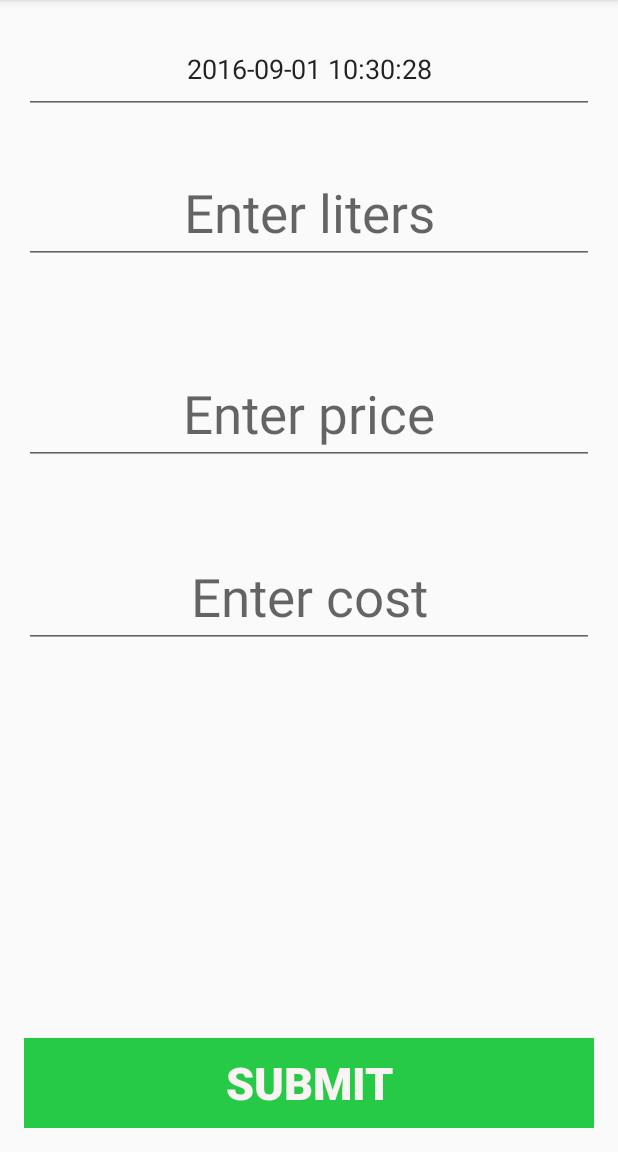
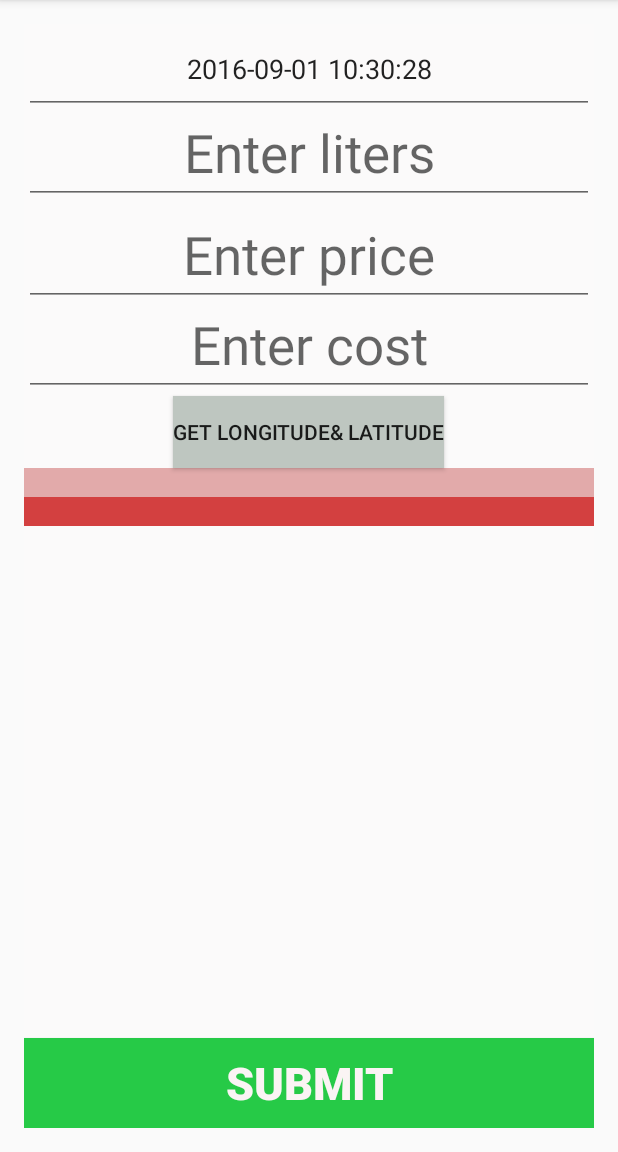
Before and after one commit to andreaFIKT/NavigationDrawer_01, an Android app: the fragment InputFragment placed in its activity, on a phone screen of 412 x 824 dp, the part 84-1236 px from its top. Run offline under Robolectric (Android 15) with nearby library versions, the phone set to English and light mode, and no system bars.

Commit message:
Rabote pa NE rabote

```diff
--- a/app/src/main/java/com/example/navigationdrawer_01/InputFragment.java
+++ b/app/src/main/java/com/example/navigationdrawer_01/InputFragment.java
@@ -1,8 +1,14 @@
 package com.example.navigationdrawer_01;
 
+import android.Manifest;
+import android.app.PendingIntent;
 import android.content.Context;
+import android.location.Criteria;
+import android.location.Location;
+import android.location.LocationManager;
 import android.net.Uri;
 import android.os.Bundle;
+import android.support.v4.app.ActivityCompat;
 import android.support.v4.app.Fragment;
 import android.util.Log;
 import android.view.LayoutInflater;
@@ -12,7 +18,14 @@ import android.widget.Button;
 import android.widget.EditText;
 
 import java.text.SimpleDateFormat;
+import java.util.ArrayList;
 import java.util.Date;
+import java.util.List;
+
+import android.app.Service;
+import android.widget.TextView;
+
+import com.google.android.gms.location.LocationListener;
 
 public class InputFragment extends Fragment {
     EditText todayDate;
@@ -20,6 +33,10 @@ public class InputFragment extends Fragment {
     EditText entPrice;
     EditText entCost;
     Button btnSubmit;
+    Button btnLoc;
+    TextView lat;
+    TextView lng;
+    FuelAdd fuel;
 
     public InputFragment() {  // Required empty public constructor
     }
@@ -29,6 +46,10 @@ public class InputFragment extends Fragment {
                              Bundle savedInstanceState) {
         // Inflate the layout for this fragment
         View v = inflater.inflate(R.layout.fragment_input_data, container, false);
+        ActivityCompat.requestPermissions(
+                getActivity(),
+                new String[]{Manifest.permission.ACCESS_COARSE_LOCATION, Manifest.permission.ACCESS_FINE_LOCATION},
+                0);
         todayDate =(EditText) v.findViewById(R.id.date);
         Date date = new Date();
         SimpleDateFormat df = new SimpleDateFormat("yyyy-MM-dd HH:mm:ss");
@@ -39,16 +60,49 @@ public class InputFragment extends Fragment {
         entPrice = (EditText) v.findViewById(R.id.entPrice);
         entCost = (EditText) v.findViewById(R.id.entCost);
         btnSubmit = (Button) v.findViewById(R.id.btnSubmit);
+        lat = (TextView) v.findViewById(R.id.latitude);
+        lng = (TextView) v.findViewById(R.id.longitude);
+        btnLoc =(Button) v.findViewById(R.id.btnGPS);
+        btnLoc.setOnClickListener(new View.OnClickListener() {
+            @Override
+            public void onClick(View view) {
+                Log.d("btnGPS", "CLicked");
+                Location location;
+                LocationManager locationManager = (LocationManager) getActivity().getSystemService(Context.LOCATION_SERVICE);
+                LocationListener locationListener = new MyLocationListenner();
+                location = locationManager.getLastKnownLocation(LocationManager.NETWORK_PROVIDER);
+                double latit = location.getLatitude();
+                double longit = location.getLongitude();
+                locationListener.onLocationChanged(location);
+               // Log.d("LOCATION","Latitude "+location.getLatitude() + "Longitude " +location.getLongitude());
+                String lt = String.valueOf(latit);
+                String ln = String.valueOf(longit);
+                lat.setText(lt);
+                lng.setText(ln);
+
+                fuel = new FuelAdd(latit,longit);
+                fuel.save();
+
+                //List<FuelAdd> locations = new ArrayList<FuelAdd>();
+                //locations.add(fuel);
+                Log.d("LocationSaved","Latitude and longitude are stored");
+
+            }
+        });
         btnSubmit.setOnClickListener(new View.OnClickListener() {
             @Override
             public void onClick(View view) {
                 // Log.d("Fuel","Clicked Button");
-                FuelAdd fuel = new FuelAdd();
+               // List<FuelAdd> fuels = new ArrayList<FuelAdd>();
+                fuel = new FuelAdd();
                 fuel.date = todayDate.getText().toString();
                 fuel.liters = entLiters.getText().toString();
                 fuel.price = entPrice.getText().toString();
                 fuel.cost = entCost.getText().toString();
+                //fuel.latitude = Double.valueOf((String) lat.getText());
+                //fuel.longitude = Double.valueOf((String) lng.getText());
                 fuel.save();
+                //fuels.add(fuel);
                 Log.d("DATABASE","Data saved"+ fuel.save());
             }
         });
--- a/app/src/main/java/com/example/navigationdrawer_01/MainActivity.java
+++ b/app/src/main/java/com/example/navigationdrawer_01/MainActivity.java
@@ -32,16 +32,23 @@ import com.google.android.gms.maps.CameraUpdateFactory;
 import com.google.android.gms.maps.GoogleMap;
 import com.google.android.gms.maps.OnMapReadyCallback;
 import com.google.android.gms.maps.SupportMapFragment;
+import com.google.android.gms.maps.model.BitmapDescriptor;
+import com.google.android.gms.maps.model.BitmapDescriptorFactory;
 import com.google.android.gms.maps.model.LatLng;
+import com.google.android.gms.maps.model.Marker;
 import com.google.android.gms.maps.model.MarkerOptions;
+
+import java.util.ArrayList;
+import java.util.List;
 
 public class MainActivity extends AppCompatActivity
         implements NavigationView.OnNavigationItemSelectedListener, OnMapReadyCallback {
     SupportMapFragment sMapFragment;
     GoogleMap mMap;
-    protected GoogleApiClient mGoogleApiClient;
-    Location mLastLocation;
-    double lat = 0, lng = 0;
+    Location location;
+    LocationManager locationManager;
+    double latitude = 41.0297;
+    double longitude = 21.3292;
 
     @Override
     protected void onCreate(Bundle savedInstanceState) {
@@ -49,7 +56,10 @@ public class MainActivity extends AppCompatActivity
         setContentView(R.layout.activity_main);
         Toolbar toolbar = (Toolbar) findViewById(R.id.toolbar);
         setSupportActionBar(toolbar);
-
+        ActivityCompat.requestPermissions(
+                this,
+                new String[]{Manifest.permission.ACCESS_COARSE_LOCATION, Manifest.permission.ACCESS_FINE_LOCATION},
+                0);
         sMapFragment = SupportMapFragment.newInstance();
 
 
@@ -161,19 +171,26 @@ public class MainActivity extends AppCompatActivity
 
     @Override
     public void onMapReady(GoogleMap googleMap) {
-       /* mMap = googleMap;
-        LatLng latLng = new LatLng(41.0297,21.3292);
-        mMap.addMarker(new MarkerOptions().position(latLng).title("Bitola"));
-        mMap.moveCamera(CameraUpdateFactory.newLatLngZoom(latLng,5.0f));
+        mMap = googleMap;
+        /*Marker marker;
+        Location location;
+        LocationManager locationManager = (LocationManager) getSystemService(Context.LOCATION_SERVICE);
+        LocationListener locationListener = new MyLocationListenner();
+        location = locationManager.getLastKnownLocation(LocationManager.GPS_PROVIDER);
+        locationListener.onLocationChanged(location);
+        Log.d("LtLg","Lat:" + location.getLatitude()+ "Long:" + location.getLongitude());*/
 
-        mMap.setOnMapLongClickListener(new On);*/
+        //LatLng latLng = new LatLng(location.getLatitude(),location.getLongitude());
+        //mMap.addMarker(new MarkerOptions().position(latLng).title("I am here!"));
 
-        mMap = googleMap;
-
-        LatLng loc = new LatLng(lat, lng);
-        mMap.addMarker(new MarkerOptions().position(loc).title("New Marker"));
-        mMap.moveCamera(CameraUpdateFactory.newLatLng(loc));
-    }
+        FuelAdd fuelAdd = new FuelAdd();
+        double lat= fuelAdd.getLatitude();
+        double lng = fuelAdd.getLongitude();
+        LatLng ltLn = new LatLng(lat,lng);
+        mMap.addMarker(new MarkerOptions().position(ltLn).title("From database"));
+        mMap.moveCamera(CameraUpdateFactory.newLatLng(ltLn));
 
 
+
+    }
 }
--- /dev/null
+++ b/app/src/main/res/layout/activity_maps.xml
@@ -0,0 +1,6 @@
+<?xml version="1.0" encoding="utf-8"?>
+<LinearLayout xmlns:android="http://schemas.android.com/apk/res/android"
+    android:orientation="vertical" android:layout_width="match_parent"
+    android:layout_height="match_parent">
+
+</LinearLayout>
--- a/app/src/main/res/layout/fragment_input_data.xml
+++ b/app/src/main/res/layout/fragment_input_data.xml
@@ -35,14 +35,12 @@
         android:textSize="35sp"
         android:textAlignment="center"
         android:layout_below="@+id/date"
-        android:layout_alignParentStart="true"
-        android:layout_marginTop="40dp" />
+        android:layout_alignParentStart="true" />
 
     <EditText
         android:layout_width="match_parent"
         android:layout_height="wrap_content"
         android:id="@+id/entPrice"
-        android:layout_marginTop="66dp"
         android:textAlignment="center"
         android:hint="Enter price"
         android:textSize="35sp"
@@ -54,11 +52,35 @@
         android:layout_height="wrap_content"
         android:id="@+id/entCost"
         android:height="60dp"
-        android:layout_below="@+id/entPrice"
-        android:layout_alignParentStart="true"
-        android:layout_marginTop="62dp"
         android:hint="Enter cost"
         android:textSize="35sp"
-        android:textAlignment="center" />
+        android:textAlignment="center"
+        android:layout_below="@+id/entPrice"
+        android:layout_alignParentStart="true" />
+
+    <Button
+        android:layout_width="wrap_content"
+        android:layout_height="wrap_content"
+        android:text="Get longitude&amp; latitude"
+        android:id="@+id/btnGPS"
+        android:background="#bec6c0"
+        android:layout_below="@+id/entCost"
+        android:layout_centerHorizontal="true" />
+
+    <TextView
+        android:layout_width="match_parent"
+        android:layout_height="wrap_content"
+        android:id="@+id/latitude"
+        android:layout_below="@+id/btnGPS"
+        android:layout_alignParentEnd="true"
+        android:background="#e2aaaa" />
+
+    <TextView
+        android:layout_width="match_parent"
+        android:layout_height="wrap_content"
+        android:id="@+id/longitude"
+        android:layout_below="@+id/latitude"
+        android:layout_alignParentStart="true"
+        android:background="#d34040" />
 
 </RelativeLayout>
```
Also changed, not shown: app/src/main/AndroidManifest.xml (+6 -2 lines), app/src/main/java/com/example/navigationdrawer_01/FuelAdd.java (+23 -1 lines), app/src/main/java/com/example/navigationdrawer_01/MyLocationListenner.java (added, +17 -0 lines).
